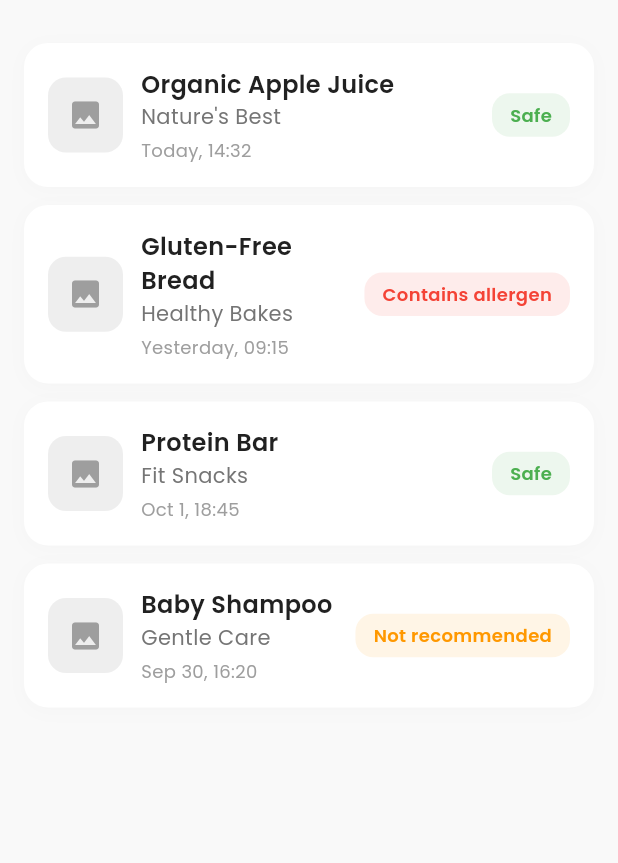
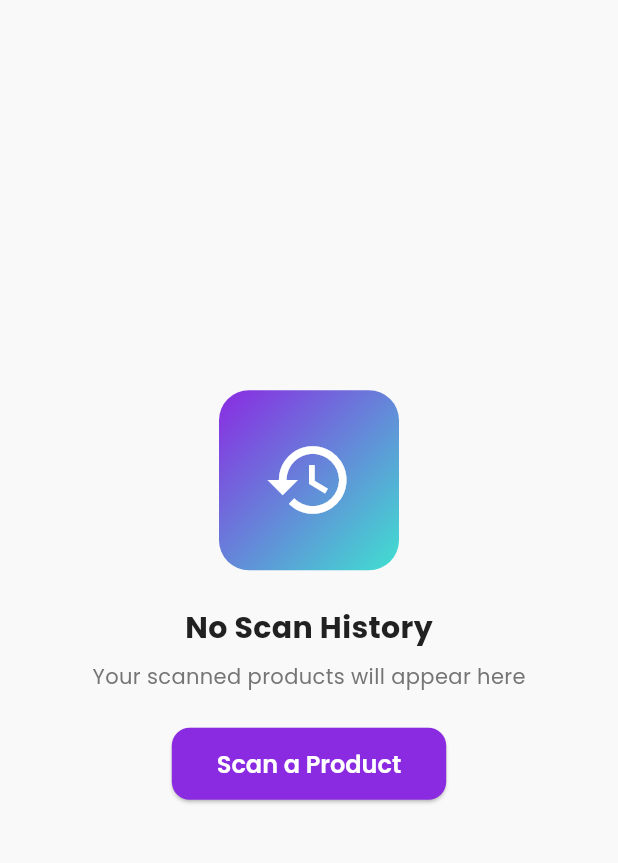
Before and after one commit to roxm337/ScanSafe, a Flutter app: the HistoryScreen screen opened by its route, on a phone screen of 412 x 824 dp, the part 65-928 px from its top. Run offline on Flutter 3.47's test engine with Material 3 defaults, Android fonts, the phone set to English and light mode, and no system bars; our stand-ins replace dio, get, google_fonts, shared_preferences; missing offline and left inert: mobile_scanner; accounts and stored records are empty; network calls fail.

Commit message:
refactor: update screen components for better user experience

```diff
--- a/frontend/lib/screens/history_screen.dart
+++ b/frontend/lib/screens/history_screen.dart
@@ -1,45 +1,13 @@
 import 'package:flutter/material.dart';
 import 'package:get/get.dart';
 import 'package:google_fonts/google_fonts.dart';
+import '../controllers/scan_history_controller.dart';
+
 
 class HistoryScreen extends StatelessWidget {
   @override
   Widget build(BuildContext context) {
-    // Mock scan history data
-    final scanHistory = [
-      {
-        'id': '1',
-        'productName': 'Organic Apple Juice',
-        'brand': 'Nature\'s Best',
-        'date': 'Today, 14:32',
-        'status': 'Safe',
-        'imageUrl': 'https://via.placeholder.com/60x60',
-      },
-      {
-        'id': '2',
-        'productName': 'Gluten-Free Bread',
-        'brand': 'Healthy Bakes',
-        'date': 'Yesterday, 09:15',
-        'status': 'Contains allergen',
-        'imageUrl': 'https://via.placeholder.com/60x60',
-      },
-      {
-        'id': '3',
-        'productName': 'Protein Bar',
-        'brand': 'Fit Snacks',
-        'date': 'Oct 1, 18:45',
-        'status': 'Safe',
-        'imageUrl': 'https://via.placeholder.com/60x60',
-      },
-      {
-        'id': '4',
-        'productName': 'Baby Shampoo',
-        'brand': 'Gentle Care',
-        'date': 'Sep 30, 16:20',
-        'status': 'Not recommended',
-        'imageUrl': 'https://via.placeholder.com/60x60',
-      },
-    ];
+    final scanHistoryController = Get.find<ScanHistoryController>();
 
     return Scaffold(
       appBar: AppBar(
@@ -53,18 +21,26 @@ class HistoryScreen extends StatelessWidget {
         elevation: 0,
         backgroundColor: Colors.transparent,
       ),
-      body: scanHistory.isEmpty
-          ? _buildEmptyState(context)
-          : Padding(
+      body: Obx(() {
+        if (scanHistoryController.isLoading.value) {
+          return const Center(child: CircularProgressIndicator());
+        }
+
+        if (scanHistoryController.scans.isEmpty) {
+          return _buildEmptyState(context);
+        }
+
+        return Padding(
           padding: const EdgeInsets.all(16),
           child: ListView.builder(
-                itemCount: scanHistory.length,
+            itemCount: scanHistoryController.scans.length,
             itemBuilder: (context, index) {
-                  final scan = scanHistory[index];
+              final scan = scanHistoryController.scans[index];
               return _buildHistoryItem(context, scan);
             },
           ),
-            ),
+        );
+      }),
     );
   }
 
@@ -132,13 +108,25 @@ class HistoryScreen extends StatelessWidget {
     );
   }
 
-  Widget _buildHistoryItem(BuildContext context, Map<String, dynamic> scan) {
-    bool isSafe = scan['status'] == 'Safe';
-    Color statusColor = isSafe
+  Widget _buildHistoryItem(BuildContext context, scan) {
+    // Determine status based on compliance
+    bool compliant = scan.product.compliance.compliant;
+    List<Map<String, String>> issues = scan.product.compliance.issues;
+    String status = compliant && issues.isEmpty ? 'Safe' : 'Not recommended';
+
+    Color statusColor = status == 'Safe'
         ? const Color(0xFF4CAF50) // Green
-        : scan['status'] == 'Contains allergen'
+        : status == 'Contains allergen'
             ? const Color(0xFFF44336) // Red
             : const Color(0xFFFF9800); // Orange
+
+    // Format the scanned_at date
+    String formattedDate = scan.scannedAt.isNotEmpty
+        ? DateTime.parse(scan.scannedAt).toString().split(' ')[0]
+        : 'Unknown date';
+    String formattedTime = scan.scannedAt.isNotEmpty
+        ? DateTime.parse(scan.scannedAt).toString().split(' ')[1].substring(0, 5)
+        : 'Unknown time';
 
     return Padding(
       padding: const EdgeInsets.only(bottom: 12),
@@ -160,11 +148,30 @@ class HistoryScreen extends StatelessWidget {
             Container(
               width: 50,
               height: 50,
-              decoration: BoxDecoration(
+              decoration: scan.product.imageUrl != null && scan.product.imageUrl!.isNotEmpty
+                  ? BoxDecoration(
+                      borderRadius: BorderRadius.circular(12),
+                      color: Colors.grey[200],
+                    )
+                  : BoxDecoration(
                       borderRadius: BorderRadius.circular(12),
                       color: Colors.grey[200],
                     ),
-              child: Icon(
+              child: scan.product.imageUrl != null && scan.product.imageUrl!.isNotEmpty
+                  ? ClipRRect(
+                      borderRadius: BorderRadius.circular(12),
+                      child: Image.network(
+                        scan.product.imageUrl!,
+                        fit: BoxFit.cover,
+                        errorBuilder: (context, error, stackTrace) {
+                          return Icon(
+                            Icons.image,
+                            color: Colors.grey[500],
+                          );
+                        },
+                      ),
+                    )
+                  : Icon(
                       Icons.image,
                       color: Colors.grey[500],
                     ),
@@ -175,14 +182,14 @@ class HistoryScreen extends StatelessWidget {
                 crossAxisAlignment: CrossAxisAlignment.start,
                 children: [
                   Text(
-                    scan['productName'],
+                    scan.product.name,
                     style: GoogleFonts.poppins(
                       fontSize: 16,
                       fontWeight: FontWeight.w600,
                     ),
                   ),
                   Text(
-                    scan['brand'],
+                    scan.product.brand,
                     style: GoogleFonts.poppins(
                       fontSize: 14,
                       color: Colors.grey[600],
@@ -190,7 +197,7 @@ class HistoryScreen extends StatelessWidget {
                   ),
                   const SizedBox(height: 4),
                   Text(
-                    scan['date'],
+                    '$formattedDate at $formattedTime',
                     style: GoogleFonts.poppins(
                       fontSize: 12,
                       color: Colors.grey[500],
@@ -206,7 +213,7 @@ class HistoryScreen extends StatelessWidget {
                 borderRadius: BorderRadius.circular(12),
               ),
               child: Text(
-                scan['status'],
+                status,
                 style: GoogleFonts.poppins(
                   fontSize: 12,
                   color: statusColor,
--- a/frontend/lib/screens/scan_history_screen.dart
+++ b/frontend/lib/screens/scan_history_screen.dart
@@ -1,42 +1,18 @@
 import 'package:flutter/material.dart';
 import 'package:get/get.dart';
 import '../components/layout/custom_card.dart';
+import '../controllers/scan_history_controller.dart';
+import '../models/product.dart';
+import '../models/compliance.dart';
+import '../controllers/product_controller.dart';
+import '../controllers/preferences_controller.dart';
 
 class ScanHistoryScreen extends StatelessWidget {
   const ScanHistoryScreen({Key? key}) : super(key: key);
 
   @override
   Widget build(BuildContext context) {
-    // Mock scan history data
-    final scanHistory = [
-      {
-        'id': '1',
-        'productName': 'Organic Apple Juice',
-        'brand': 'Nature\'s Best',
-        'date': '2023-06-15',
-        'time': '14:32',
-        'status': 'Safe',
-        'image': 'https://via.placeholder.com/60x60',
-      },
-      {
-        'id': '2',
-        'productName': 'Gluten-Free Bread',
-        'brand': 'Healthy Bakes',
-        'date': '2023-06-14',
-        'time': '09:15',
-        'status': 'Contains allergen',
-        'image': 'https://via.placeholder.com/60x60',
-      },
-      {
-        'id': '3',
-        'productName': 'Protein Bar',
-        'brand': 'Fit Snacks',
-        'date': '2023-06-13',
-        'time': '18:45',
-        'status': 'Safe',
-        'image': 'https://via.placeholder.com/60x60',
-      },
-    ];
+    final scanHistoryController = Get.put(ScanHistoryController());
 
     return Scaffold(
       appBar: AppBar(
@@ -46,18 +22,26 @@ class ScanHistoryScreen extends StatelessWidget {
         ),
         centerTitle: true,
       ),
-      body: scanHistory.isEmpty
-          ? _buildEmptyState(context)
-          : Padding(
+      body: Obx(() {
+        if (scanHistoryController.isLoading.value) {
+          return const Center(child: CircularProgressIndicator());
+        }
+
+        if (scanHistoryController.scans.isEmpty) {
+          return _buildEmptyState(context);
+        }
+
+        return Padding(
           padding: const EdgeInsets.all(16),
           child: ListView.builder(
-                itemCount: scanHistory.length,
+            itemCount: scanHistoryController.scans.length,
             itemBuilder: (context, index) {
-                  final scan = scanHistory[index];
+              final scan = scanHistoryController.scans[index];
               return _buildHistoryItem(context, scan);
             },
           ),
-            ),
+        );
+      }),
     );
   }
 
@@ -105,8 +89,31 @@ class ScanHistoryScreen extends StatelessWidget {
     );
   }
 
-  Widget _buildHistoryItem(BuildContext context, Map<String, dynamic> scan) {
-    bool isSafe = scan['status'] == 'Safe';
+  Widget _buildHistoryItem(BuildContext context, scan) {
+    // Determine status based on compliance
+    bool compliant = scan.product.compliance.compliant;
+    List<Map<String, String>> issues = scan.product.compliance.issues;
+    String status = compliant && issues.isEmpty ? 'Safe' : 'Not recommended';
+
+    Color statusColor = status == 'Safe'
+        ? Theme.of(context).colorScheme.primary
+        : status == 'Contains allergen'
+            ? Theme.of(context).colorScheme.error
+            : Theme.of(context).colorScheme.secondary;
+
+    Color statusContainerColor = status == 'Safe'
+        ? Theme.of(context).colorScheme.primaryContainer
+        : status == 'Contains allergen'
+            ? Theme.of(context).colorScheme.errorContainer
+            : Theme.of(context).colorScheme.secondaryContainer;
+
+    // Format the scanned_at date
+    String formattedDate = scan.scannedAt.isNotEmpty
+        ? DateTime.parse(scan.scannedAt).toString().split(' ')[0]
+        : 'Unknown date';
+    String formattedTime = scan.scannedAt.isNotEmpty
+        ? DateTime.parse(scan.scannedAt).toString().split(' ')[1].substring(0, 5)
+        : 'Unknown time';
 
     return Padding(
       padding: const EdgeInsets.only(bottom: 12),
@@ -119,13 +126,27 @@ class ScanHistoryScreen extends StatelessWidget {
               borderRadius: BorderRadius.circular(8),
               color: Theme.of(context).colorScheme.surfaceVariant,
             ),
-            child: Icon(
+            child: scan.product.imageUrl != null && scan.product.imageUrl!.isNotEmpty
+                ? ClipRRect(
+                    borderRadius: BorderRadius.circular(8),
+                    child: Image.network(
+                      scan.product.imageUrl!,
+                      fit: BoxFit.cover,
+                      errorBuilder: (context, error, stackTrace) {
+                        return Icon(
+                          Icons.image,
+                          color: Theme.of(context).colorScheme.onSurfaceVariant,
+                        );
+                      },
+                    ),
+                  )
+                : Icon(
                     Icons.image,
                     color: Theme.of(context).colorScheme.onSurfaceVariant,
                   ),
           ),
           title: Text(
-            scan['productName'],
+            scan.product.name,
             style: Theme.of(context).textTheme.titleMedium?.copyWith(
                   fontWeight: FontWeight.bold,
                 ),
@@ -135,14 +156,14 @@ class ScanHistoryScreen extends StatelessWidget {
             children: [
               const SizedBox(height: 4),
               Text(
-                scan['brand'],
+                scan.product.brand,
                 style: Theme.of(context).textTheme.bodyMedium?.copyWith(
                       color: Theme.of(context).colorScheme.onSurfaceVariant,
                     ),
               ),
               const SizedBox(height: 4),
               Text(
-                '${scan['date']} at ${scan['time']}',
+                '$formattedDate at $formattedTime',
                 style: Theme.of(context).textTheme.bodySmall?.copyWith(
                       color: Theme.of(context).colorScheme.onSurfaceVariant,
                     ),
@@ -152,24 +173,21 @@ class ScanHistoryScreen extends StatelessWidget {
           trailing: Container(
             padding: const EdgeInsets.symmetric(horizontal: 12, vertical: 6),
             decoration: BoxDecoration(
-              color: isSafe
-                  ? Theme.of(context).colorScheme.primaryContainer
-                  : Theme.of(context).colorScheme.errorContainer,
+              color: statusContainerColor,
               borderRadius: BorderRadius.circular(12),
             ),
             child: Text(
-              scan['status'],
+              status,
               style: TextStyle(
-                color: isSafe
-                    ? Theme.of(context).colorScheme.primary
-                    : Theme.of(context).colorScheme.error,
+                color: statusColor,
                 fontWeight: FontWeight.w500,
               ),
             ),
           ),
           onTap: () {
-            // Navigate to product details
-            Get.snackbar('Product Details', 'Product details for ${scan['productName']} would be shown here');
+            // Set the product in the product controller and navigate to product screen
+            Get.find<ProductController>().product.value = scan.product;
+            Get.toNamed('/product');
           },
         ),
       ),
```
Also changed, not shown: frontend/lib/screens/scan_screen.dart (+1 -25 lines). Lines whose indentation alone changed are shown as unchanged.
